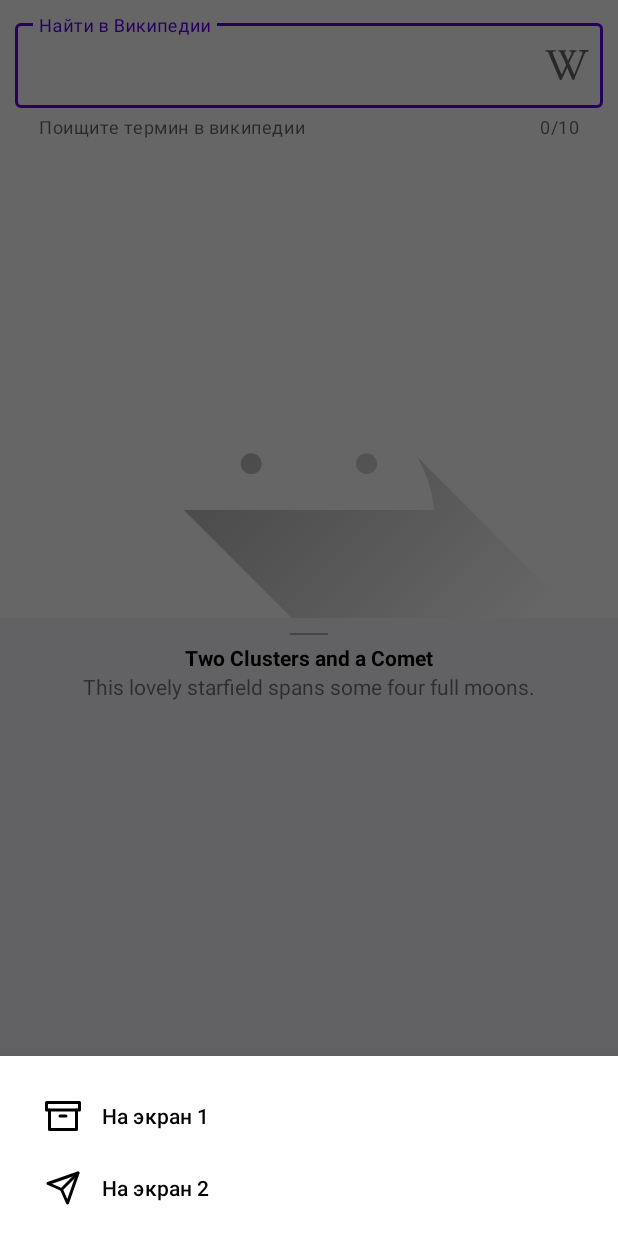
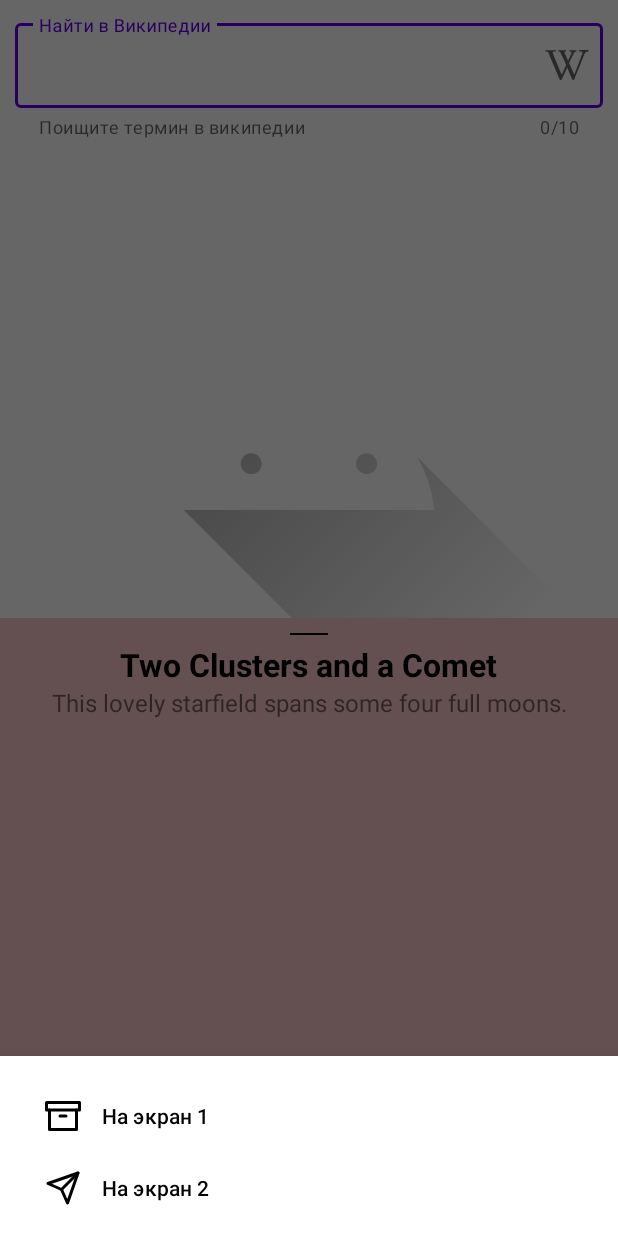
Before and after one commit to WbDmitry/MaterialDesign, an Android app: the fragment BottomNavigationDrawerFragment placed in its activity, on a phone screen of 412 x 824 dp. Run offline under Robolectric (Android 15) with nearby library versions, the phone set to English and light mode, and no system bars; pictures from the network do not load; 1 statement that could not run was skipped.

Commit message:
Вынес значения в константы и ресурсы + рефакторинг кода

```diff
--- a/app/src/main/java/com/example/materialdesign/ui/mainfragment/MainFragmentViewModel.kt
+++ b/app/src/main/java/com/example/materialdesign/ui/mainfragment/MainFragmentViewModel.kt
@@ -10,15 +10,14 @@ import com.example.materialdesign.repository.PDOServerResponse
 import retrofit2.Call
 import retrofit2.Callback
 import retrofit2.Response
-import retrofit2.Retrofit
 
 class MainFragmentViewModel(
-    private val liveDate: MutableLiveData<AppState> = MutableLiveData(),
+    private val liveData: MutableLiveData<AppState> = MutableLiveData(),
     private val pdoRetrofitImpl: PDORetrofitImpl = PDORetrofitImpl()
 ) : ViewModel() {
-    fun getData(): LiveData<AppState> = liveDate
+    fun getData(): LiveData<AppState> = liveData
     fun sendRequest() {
-        liveDate.postValue(AppState.Loading(null))
+        liveData.postValue(AppState.Loading(null))
         pdoRetrofitImpl.getRetrofitImpl().getPictureOfTheDay(BuildConfig.NASA_API_KEY)
             .enqueue(object : Callback<PDOServerResponse> {
                 override fun onResponse(
@@ -27,17 +26,24 @@ class MainFragmentViewModel(
                 ) {
                     if (response.isSuccessful && response.body() != null) {
                         response.body()?.let {
-                            liveDate.postValue(AppState.Success(it))
+                            liveData.postValue(AppState.Success(it))
                         }
 
                     } else {
-                        // TODO HW вывести ошибку
+                        val message = response.message()
+                        if (message.isNullOrEmpty()) {
+                            liveData.value =
+                                AppState.Error(Throwable("Неопознанная ошибка"))
+                        } else {
+                            liveData.value =
+                                AppState.Error(Throwable(message))
+                        }
                     }
 
                 }
 
                 override fun onFailure(call: Call<PDOServerResponse>, t: Throwable) {
-                    // TODO HW
+                    liveData.value = AppState.Error(t)
                 }
             }
             )
--- a/app/src/main/java/com/example/materialdesign/utils/EquilateralImageView.kt
+++ b/app/src/main/java/com/example/materialdesign/utils/EquilateralImageView.kt
@@ -4,10 +4,11 @@ import android.content.Context
 import android.util.AttributeSet
 import androidx.appcompat.widget.AppCompatImageView
 
+const val DEF_STYLE_ATTR = 0
 class EquilateralImageView @JvmOverloads constructor(
     context: Context,
     attrs: AttributeSet? = null,
-    defStyleAttr: Int = 0
+    defStyleAttr: Int = DEF_STYLE_ATTR
 ) : AppCompatImageView(context, attrs, defStyleAttr) {
     override fun onMeasure(widthMeasureSpec: Int, heightMeasureSpec: Int) {
         super.onMeasure(widthMeasureSpec, widthMeasureSpec)
--- a/app/src/main/res/layout/activity_main.xml
+++ b/app/src/main/res/layout/activity_main.xml
@@ -6,5 +6,4 @@
         android:id="@+id/container"
         tools:context=".ui.MainActivity">
 
-
 </FrameLayout>
--- a/app/src/main/res/layout/bottom_navigation_layout.xml
+++ b/app/src/main/res/layout/bottom_navigation_layout.xml
@@ -9,8 +9,8 @@
             android:layout_width="match_parent"
             android:layout_height="wrap_content"
             android:layout_gravity="bottom"
-            android:layout_marginStart="8dp"
-            android:layout_marginTop="8dp"
-            android:layout_marginEnd="8dp"
+            android:layout_marginStart="@dimen/margin_start_8dp"
+            android:layout_marginTop="@dimen/margin_top_8dp"
+            android:layout_marginEnd="@dimen/margin_end_8dp"
             app:menu="@menu/menu_bottom_navigation" />
 </FrameLayout>
--- a/app/src/main/res/layout/bottom_sheet_layout.xml
+++ b/app/src/main/res/layout/bottom_sheet_layout.xml
@@ -4,17 +4,17 @@
         android:id="@+id/bottom_sheet_container"
         android:layout_width="match_parent"
         android:layout_height="match_parent"
-        android:background="#f6f6fa"
+        android:background="@color/red_100"
         app:behavior_hideable="false"
-        app:behavior_peekHeight="150dp"
+        app:behavior_peekHeight="@dimen/behavior_peek_height_150"
         app:layout_behavior="com.google.android.material.bottomsheet.BottomSheetBehavior">
 
     <View
             android:id="@+id/bottom_sheet_line"
-            android:layout_width="25dp"
-            android:layout_height="1dp"
-            android:layout_marginTop="10dp"
-            android:background="#663b4351"
+            android:layout_width="@dimen/width_line_25dp"
+            android:layout_height="@dimen/layout_height_1dp"
+            android:layout_marginTop="@dimen/margin_top_10dp"
+            android:background="@color/black"
             app:layout_constraintEnd_toEndOf="parent"
             app:layout_constraintStart_toStartOf="parent"
             app:layout_constraintTop_toTopOf="parent" />
@@ -23,24 +23,26 @@
             android:id="@+id/bottom_sheet_header"
             android:layout_width="wrap_content"
             android:layout_height="wrap_content"
-            android:layout_marginTop="5dp"
-            android:paddingStart="10dp"
-            android:paddingEnd="10dp"
-            android:textColor="#000"
+            android:layout_marginTop="@dimen/margin_top_5dp"
+            android:paddingStart="@dimen/padding_start_10dp"
+            android:paddingEnd="@dimen/padding_end_10dp"
+            android:textColor="@color/black"
             android:textStyle="bold"
+            android:textSize="@dimen/text_size_title_bottom_sheet_21sp"
             app:layout_constraintEnd_toEndOf="parent"
             app:layout_constraintStart_toStartOf="parent"
             app:layout_constraintTop_toBottomOf="@+id/bottom_sheet_line"
-            android:text="Two Clusters and a Comet" />
+            android:text="@string/empty_text_title" />
 
     <TextView
             android:id="@+id/bottom_sheet_description"
             android:layout_width="wrap_content"
             android:layout_height="wrap_content"
-            android:paddingStart="10dp"
-            android:paddingEnd="10dp"
+            android:paddingStart="@dimen/padding_start_10dp"
+            android:paddingEnd="@dimen/padding_end_10dp"
+            android:textSize="@dimen/text_size_description_bottom_sheet_16sp"
             app:layout_constraintEnd_toEndOf="parent"
             app:layout_constraintStart_toStartOf="parent"
             app:layout_constraintTop_toBottomOf="@+id/bottom_sheet_header"
-            android:text="This lovely starfield spans some four full moons." />
+            android:text="@string/empty_text_description" />
 </androidx.constraintlayout.widget.ConstraintLayout>
--- a/app/src/main/res/layout/fragment_main.xml
+++ b/app/src/main/res/layout/fragment_main.xml
@@ -9,7 +9,7 @@
             android:id="@+id/main"
             android:layout_width="match_parent"
             android:layout_height="match_parent"
-            android:padding="10dp">
+            android:padding="@dimen/padding">
 
         <com.google.android.material.textfield.TextInputLayout
                 android:id="@+id/inputLayout"
@@ -38,7 +38,7 @@
                 android:layout_width="match_parent"
                 android:layout_height="wrap_content"
                 tool:background="@color/purple_500"
-                android:layout_marginTop="15dp"
+                android:layout_marginTop="@dimen/margin_top"
                 android:contentDescription="@string/photo_of_the_day_stub"
                 app:layout_constraintEnd_toEndOf="parent"
                 app:layout_constraintStart_toStartOf="parent"
@@ -67,6 +67,7 @@
             app:layout_anchor="@id/bottomAppBar"
             android:backgroundTint="@color/red_900"
             app:srcCompat="@drawable/ic_baseline_add_24"
-            app:tint="#FFFFFF" />
+            app:tint="@color/white"
+            android:contentDescription="@string/content_вescription_floatingactionbutton" />
 
 </androidx.coordinatorlayout.widget.CoordinatorLayout>
--- /dev/null
+++ b/app/src/main/res/values/dimens.xml
@@ -0,0 +1,17 @@
+<?xml version="1.0" encoding="utf-8"?>
+<resources>
+    <dimen name="margin_top">15dp</dimen>
+    <dimen name="padding">10dp</dimen>
+    <dimen name="margin_start_8dp">8dp</dimen>
+    <dimen name="margin_top_8dp">8dp</dimen>
+    <dimen name="margin_end_8dp">8dp</dimen>
+    <dimen name="behavior_peek_height_150">150dp</dimen>
+    <dimen name="width_line_25dp">25dp</dimen>
+    <dimen name="layout_height_1dp">1dp</dimen>
+    <dimen name="margin_top_10dp">10dp</dimen>
+    <dimen name="margin_top_5dp">5dp</dimen>
+    <dimen name="padding_start_10dp">10dp</dimen>
+    <dimen name="padding_end_10dp">10dp</dimen>
+    <dimen name="text_size_title_bottom_sheet_21sp">21sp</dimen>
+    <dimen name="text_size_description_bottom_sheet_16sp">16sp</dimen>
+</resources>
--- a/app/src/main/res/values/strings.xml
+++ b/app/src/main/res/values/strings.xml
@@ -7,6 +7,10 @@
     <string name="favourite">favourite</string>
     <string name="settings">settings</string>
     <string name="search">Search</string>
-    <!-- TODO: Remove or change this placeholder text -->
     <string name="hello_blank_fragment">Hello blank fragment</string>
+    <string name="empty_text_description">This lovely starfield spans some four full moons.</string>
+    <string name="empty_text_title">Two Clusters and a Comet</string>
+    <string name="empty_one">navigation_one</string>
+    <string name="empty_two">navigation_two</string>
+    <string name="content_вescription_floatingactionbutton">FloatingActionButton</string>
 </resources>
```
Also changed, not shown: app/src/main/java/com/example/materialdesign/ui/MainActivity.kt (+5 -2 lines), app/src/main/java/com/example/materialdesign/ui/mainfragment/BottomNavigationDrawerFragment.kt (+10 -5 lines), app/src/main/java/com/example/materialdesign/ui/mainfragment/MainFragment.kt (+38 -23 lines).
